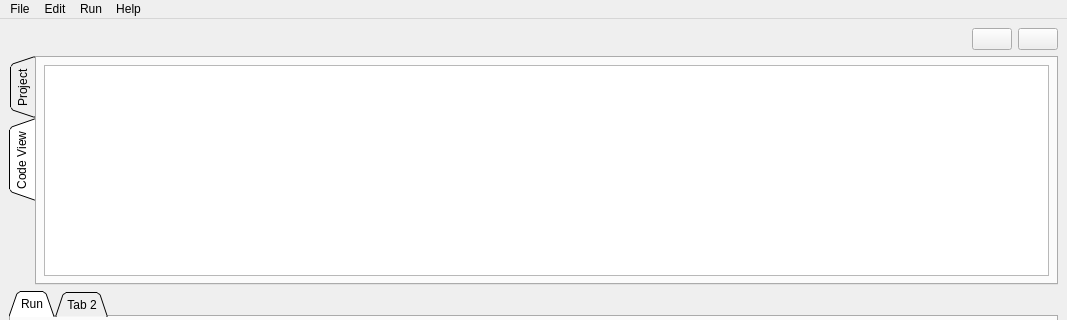
The window that appData/ui/editor.ui (nikitka-lyceum/Editor) describes before a commit, drawn with Qt 5; both pictures show x 0 to 1067 and y 0 to 320 of the 1067 by 590 pixel window.
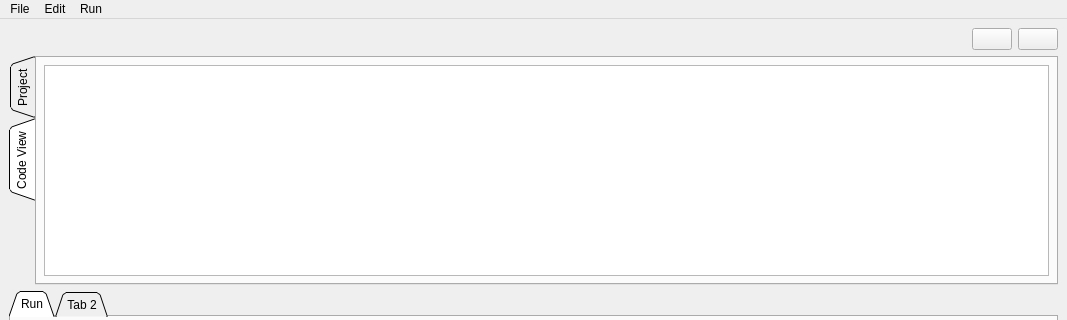
The same window after the commit.

```diff
--- a/appData/ui/editor.ui
+++ b/appData/ui/editor.ui
@@ -246,12 +246,6 @@
     <addaction name="actionCreate_Control_Point"/>
     <addaction name="actionLoad_Control_Point"/>
    </widget>
-   <widget class="QMenu" name="menuHelp">
-    <property name="title">
-     <string>Help</string>
-    </property>
-    <addaction name="actionInstruction_Git"/>
-   </widget>
    <widget class="QMenu" name="menu">
     <property name="title">
      <string>File</string>
@@ -289,7 +283,6 @@
    <addaction name="menu"/>
    <addaction name="menuEdit"/>
    <addaction name="menuRun"/>
-   <addaction name="menuHelp"/>
   </widget>
   <action name="actionSave">
    <property name="text">
```
